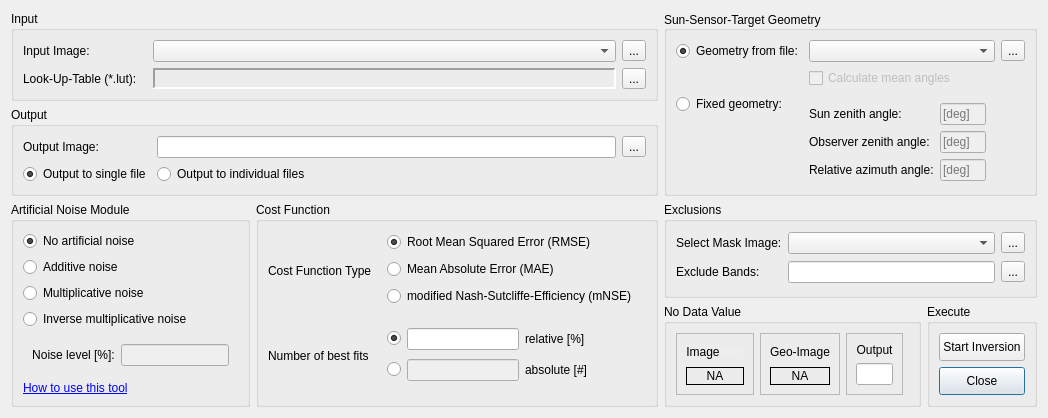
Qt form enmapbox/apps/lmuvegetationapps/Resources/UserInterfaces/InvertLUT.ui (EnMAP-Box/enmap-box) before a commit.
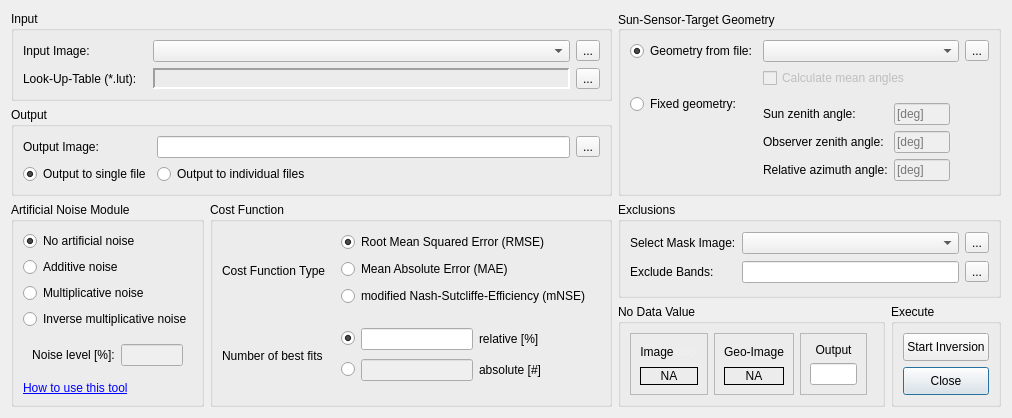
The same form after that commit. Custom widgets are drawn as their Qt base class.

```diff
--- a/enmapbox/apps/lmuvegetationapps/Resources/UserInterfaces/InvertLUT.ui
+++ b/enmapbox/apps/lmuvegetationapps/Resources/UserInterfaces/InvertLUT.ui
@@ -220,7 +220,7 @@
             <bool>false</bool>
            </property>
            <property name="sizePolicy">
-            <sizepolicy hsizetype="Maximum" vsizetype="Fixed">
+            <sizepolicy hsizetype="Ignored" vsizetype="Fixed">
              <horstretch>0</horstretch>
              <verstretch>0</verstretch>
             </sizepolicy>
```
